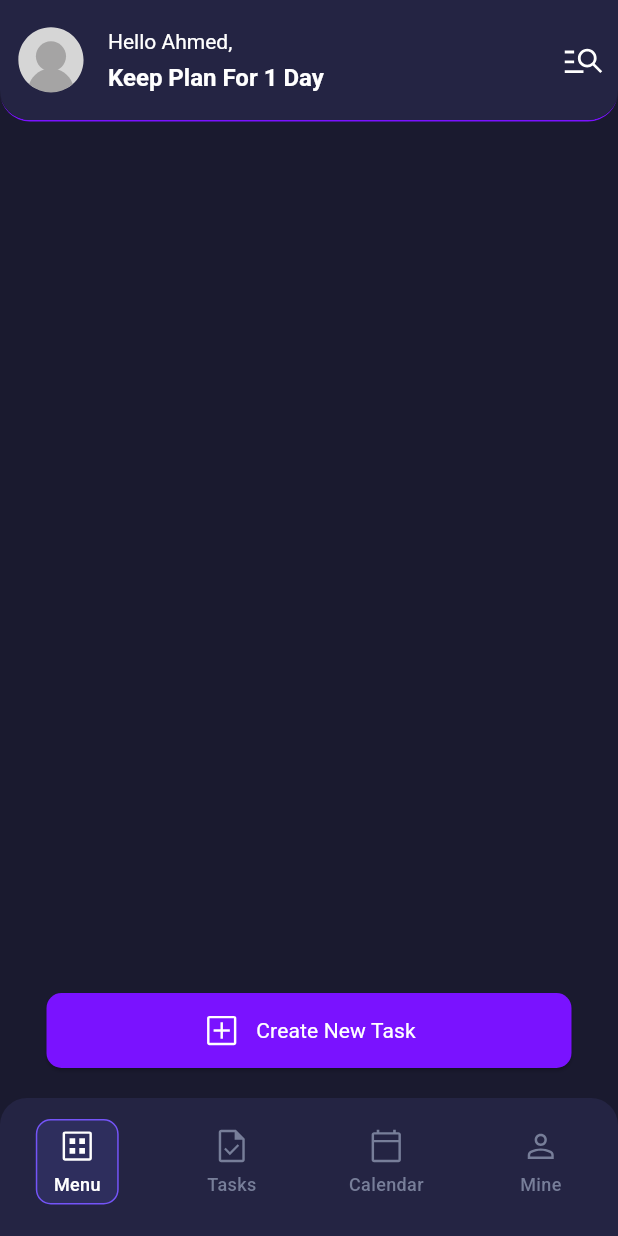
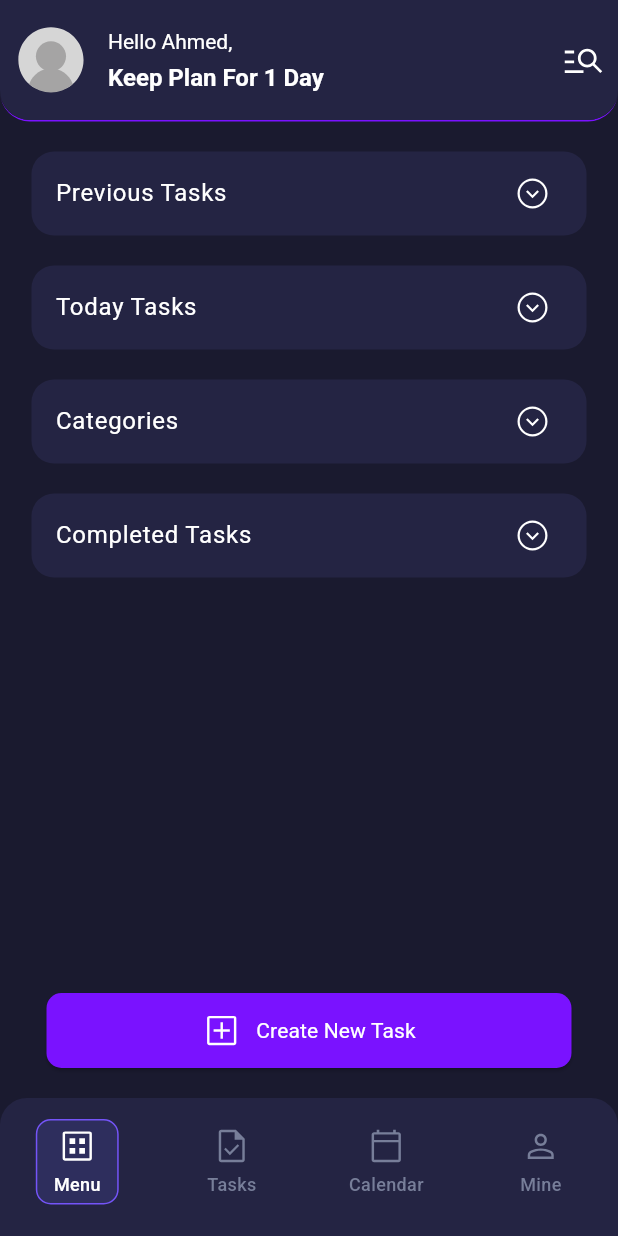
Before and after one commit to a7medjamal/CAT-To-Do-List-App, a Flutter app: the screen it shows after launch, on a phone screen of 412 x 824 dp. Run offline on Flutter 3.47's test engine with Material 3 defaults, Android fonts, the light colour scheme and no system bars; our stand-ins replace firebase_core, flutter_dotenv, flutter_svg; accounts and stored records are empty.

Commit message:
added: tasks & showing them & home UI Done

```diff
--- a/lib/features/home/presentation/home_screen.dart
+++ b/lib/features/home/presentation/home_screen.dart
@@ -1,6 +1,7 @@
 import 'package:cat_to_do_list/features/home/presentation/widgets/buttom_navigation_bar.dart';
 import 'package:cat_to_do_list/core/utils/widgets/custom_app_bar.dart';
 import 'package:cat_to_do_list/features/home/presentation/widgets/create_new_task_button.dart';
+import 'package:cat_to_do_list/features/home/presentation/widgets/expandable_drawer_button.dart';
 import 'package:flutter/material.dart';
 
 class HomeScreen extends StatelessWidget {
@@ -19,7 +20,86 @@ class HomeScreen extends StatelessWidget {
               pName: 'Ahmed',
               iconPath: 'assets/icons/home_screen_search_icon.svg',
             ),
-            const SizedBox(height: 70),
+            const SizedBox(height: 20),
+            ExpandableDrawerButton(
+              label: 'Previous Tasks',
+              children: [
+                TextButton(
+                  onPressed: () {},
+                  child: const Text(
+                    'Personal',
+                    style: TextStyle(color: Colors.white),
+                  ),
+                ),
+                TextButton(
+                  onPressed: () {},
+                  child: const Text(
+                    'Work',
+                    style: TextStyle(color: Colors.white),
+                  ),
+                ),
+              ],
+            ),
+            const SizedBox(height: 20),
+            ExpandableDrawerButton(
+              label: 'Today Tasks',
+              children: [
+                TextButton(
+                  onPressed: () {},
+                  child: const Text(
+                    'Personal',
+                    style: TextStyle(color: Colors.white),
+                  ),
+                ),
+                TextButton(
+                  onPressed: () {},
+                  child: const Text(
+                    'Work',
+                    style: TextStyle(color: Colors.white),
+                  ),
+                ),
+              ],
+            ),
+            const SizedBox(height: 20),
+            ExpandableDrawerButton(
+              label: 'Categories',
+              children: [
+                TextButton(
+                  onPressed: () {},
+                  child: const Text(
+                    'Personal',
+                    style: TextStyle(color: Colors.white),
+                  ),
+                ),
+                TextButton(
+                  onPressed: () {},
+                  child: const Text(
+                    'Work',
+                    style: TextStyle(color: Colors.white),
+                  ),
+                ),
+              ],
+            ),
+            const SizedBox(height: 20),
+            ExpandableDrawerButton(
+              label: 'Completed Tasks',
+              children: [
+                TextButton(
+                  onPressed: () {},
+                  child: const Text(
+                    'Personal',
+                    style: TextStyle(color: Colors.white),
+                  ),
+                ),
+                TextButton(
+                  onPressed: () {},
+                  child: const Text(
+                    'Work',
+                    style: TextStyle(color: Colors.white),
+                  ),
+                ),
+              ],
+            ),
             Expanded(
               child: Column(
                 mainAxisAlignment: MainAxisAlignment.end,
--- /dev/null
+++ b/lib/features/home/presentation/widgets/expandable_drawer_button.dart
@@ -0,0 +1,76 @@
+import 'package:flutter/material.dart';
+import 'package:flutter_svg/flutter_svg.dart';
+
+class ExpandableDrawerButton extends StatefulWidget {
+  final String label;
+  final List<Widget> children;
+
+  const ExpandableDrawerButton({
+    super.key,
+    required this.label,
+    required this.children,
+  });
+
+  @override
+  State<ExpandableDrawerButton> createState() => _ExpandableDrawerButtonState();
+}
+
+class _ExpandableDrawerButtonState extends State<ExpandableDrawerButton> {
+  bool _isExpanded = false;
+
+  void _toggleExpand() {
+    setState(() {
+      _isExpanded = !_isExpanded;
+    });
+  }
+
+  @override
+  @override
+  Widget build(BuildContext context) {
+    return Container(
+      decoration: BoxDecoration(
+        color: const Color(0xff242443),
+        borderRadius: BorderRadius.circular(15),
+      ),
+      width: 370,
+      child: Column(
+        crossAxisAlignment: CrossAxisAlignment.start,
+        children: [
+          Theme(
+            data: Theme.of(context).copyWith(
+              splashColor: Colors.transparent,
+              highlightColor: Colors.transparent,
+            ),
+            child: ListTile(
+              title: Text(
+                widget.label,
+                style: const TextStyle(color: Colors.white, fontSize: 16),
+              ),
+              trailing:
+                  _isExpanded
+                      ? SvgPicture.asset(
+                        'assets/icons/show_less_details_icon.svg',
+                        width: 24,
+                        height: 24,
+                      )
+                      : SvgPicture.asset(
+                        'assets/icons/show_more_details_icon.svg',
+                        width: 24,
+                        height: 24,
+                      ),
+              onTap: _toggleExpand,
+            ),
+          ),
+          if (_isExpanded)
+            Padding(
+              padding: const EdgeInsets.only(left: 50),
+              child: Column(
+                crossAxisAlignment: CrossAxisAlignment.start,
+                children: widget.children,
+              ),
+            ),
+        ],
+      ),
+    );
+  }
+}
```
Also changed, not shown: assets/icons/show_less_details_icon.svg (added), assets/icons/show_more_details_icon.svg (added).
